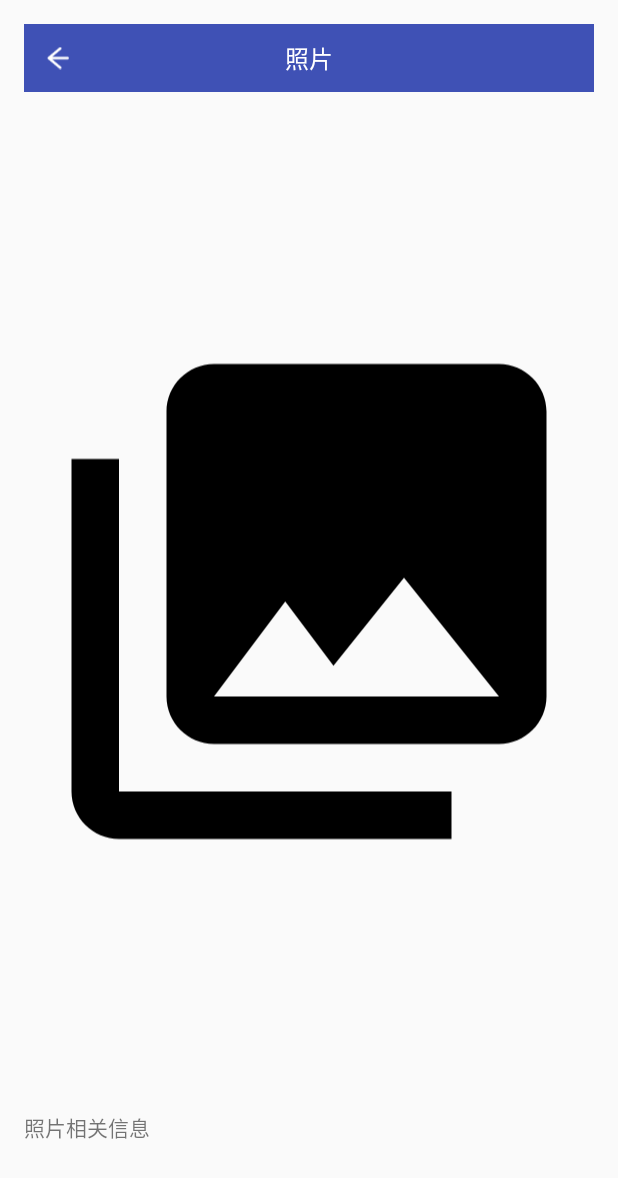
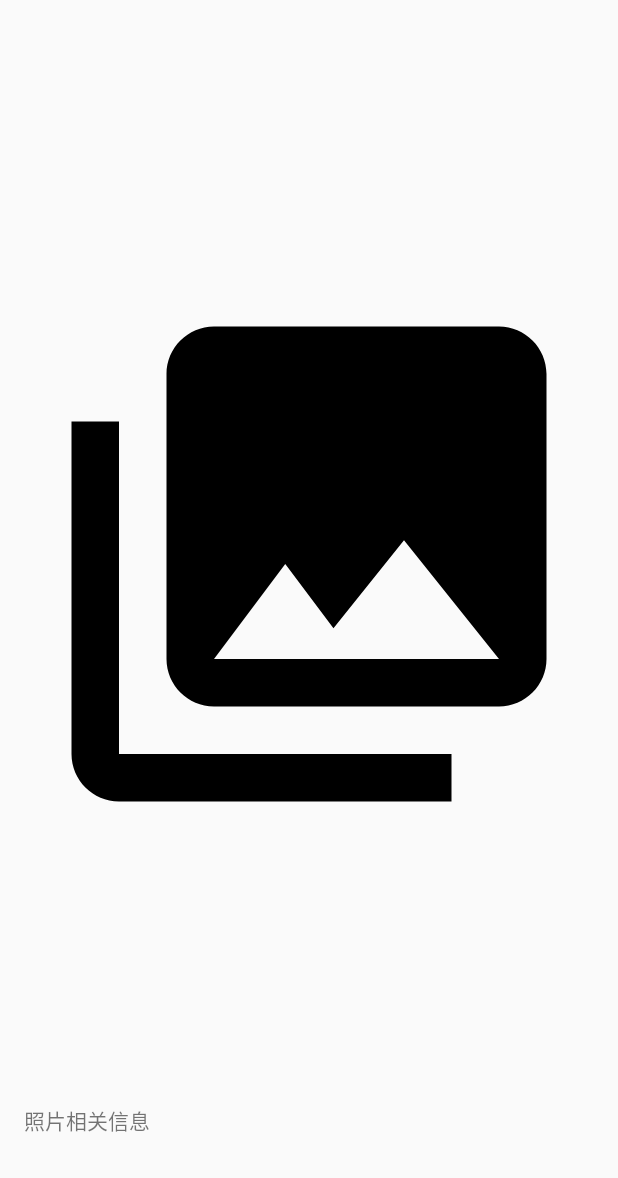
Before and after one commit to EchoZhu/affection, an Android app: the PhotoDetailActivity screen opened directly, with no data from a screen before it, on a phone screen of 412 x 824 dp. Shown: the top 1178 px of the screen. Run offline under Robolectric (Android 15) with nearby library versions, the phone set to English and light mode, and no system bars.

Commit message:
this is mine

```diff
--- a/app/src/main/res/layout/activity_photo_detail.xml
+++ b/app/src/main/res/layout/activity_photo_detail.xml
@@ -14,17 +14,7 @@
         android:layout_height="match_parent"
         android:orientation="vertical">
 
-        <RelativeLayout style="@style/rl_common_titleBar" >
 
-            <ImageView
-                android:id="@+id/iv_common_back"
-                style="@style/iv_common_back" />
-
-            <TextView
-                style="@style/tv_common_titleBar_title"
-                android:text="@string/photo" />
-
-        </RelativeLayout>
 
         <LinearLayout
             android:layout_width="match_parent"
--- a/app/src/main/res/layout/gallery_into.xml
+++ b/app/src/main/res/layout/gallery_into.xml
@@ -6,7 +6,7 @@
 
     <ImageView
         android:layout_width="match_parent"
-        android:layout_height="fill_parent"
+        android:layout_height="match_parent"
         android:layout_weight="0.2"
         android:src="@drawable/ic_menu_gallery"/>
     <TextView
```
Also changed, not shown: app/src/main/res/layout/fragment_gallery.xml (+5 -34 lines), app/src/main/res/layout/fragment_message.xml (+3 -12 lines).
